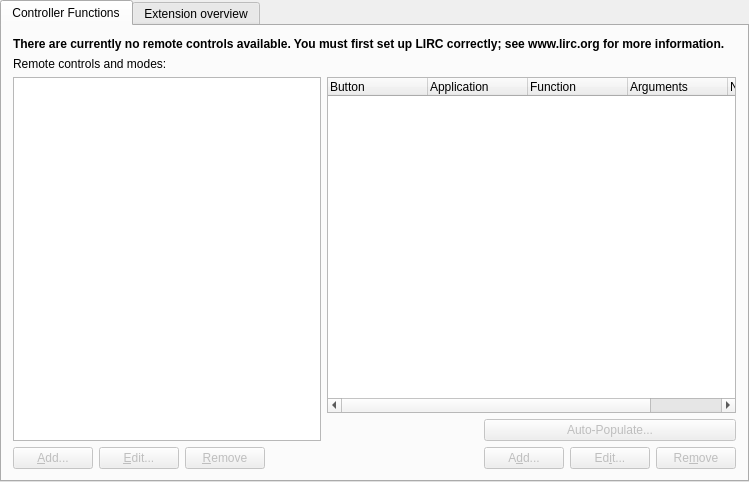
Old version of the form kcmlirc/kcmlircbase.ui in the repository KDE/kremotecontrol.
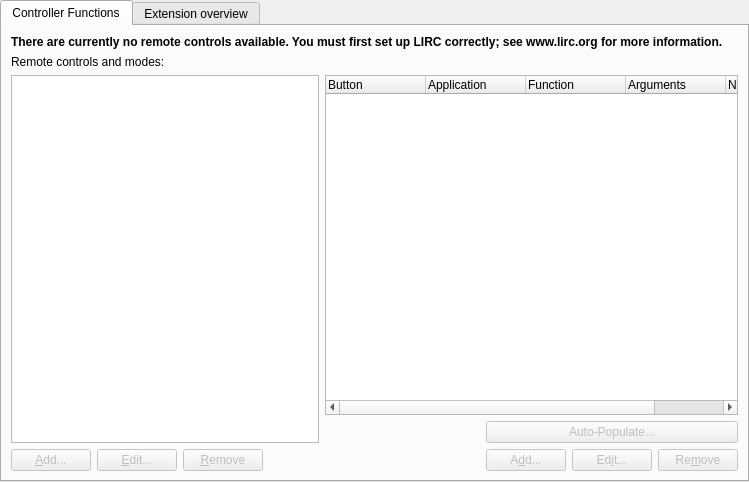
New version of the form. Custom widgets are drawn as their Qt base class.

What changed in the file:
```diff
--- a/kcmlirc/kcmlircbase.ui
+++ b/kcmlirc/kcmlircbase.ui
@@ -335,8 +335,6 @@
    </item>
   </layout>
  </widget>
- <layoutdefault spacing="6" margin="11"/>
- <pixmapfunction>qPixmapFromMimeSource</pixmapfunction>
  <customwidgets>
   <customwidget>
    <class>KPushButton</class>
```
